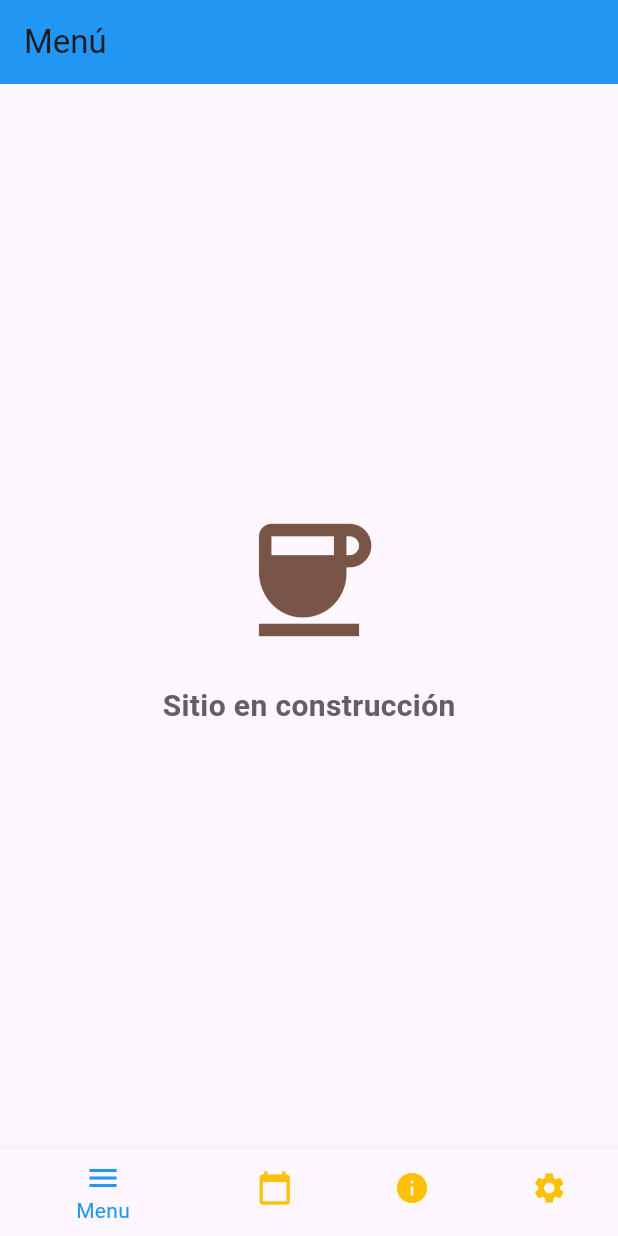
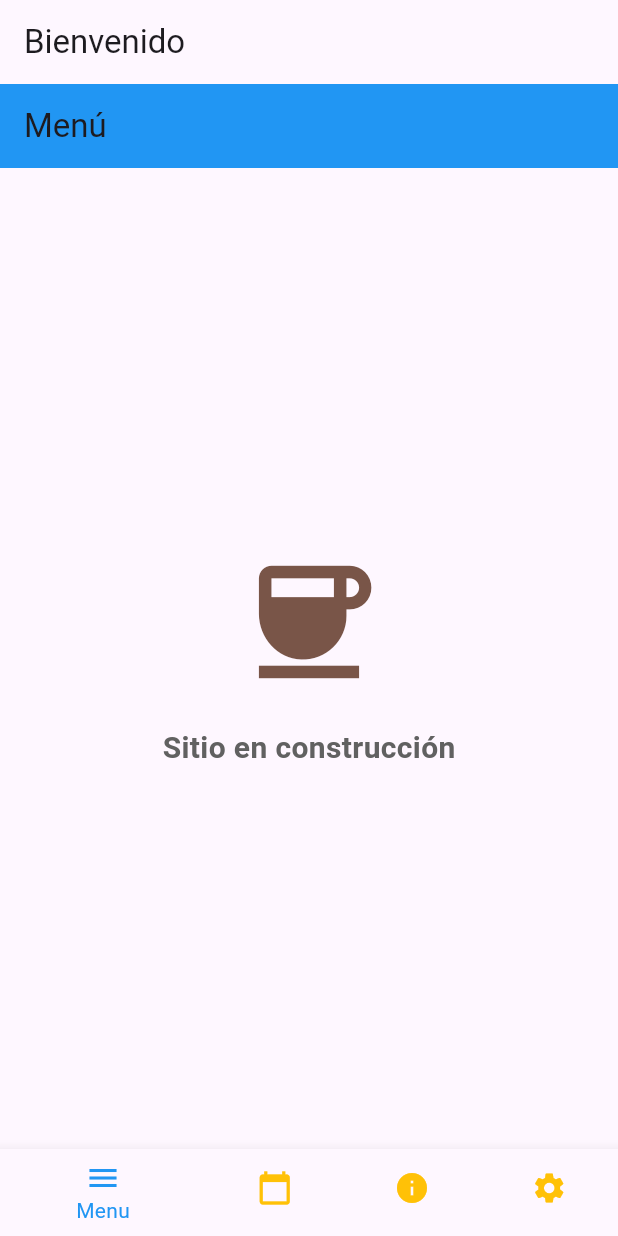
Before and after one commit to FadriqueMolina/cafeteria_app, a Flutter app: the HomeScreen screen opened directly, on a phone screen of 412 x 824 dp. Run offline on Flutter 3.47's test engine with Material 3 defaults, Android fonts, the phone set to English and light mode, and no system bars; our stand-ins replace email_validator, firebase_auth, firebase_core; accounts and stored records are empty.

Commit message:
Try to return username, clear navigation stack after navigating from register screen to homescreen

```diff
--- a/lib/main.dart
+++ b/lib/main.dart
@@ -28,7 +28,7 @@ class MyApp extends StatelessWidget {
       theme: ThemeData(primarySwatch: Colors.blue),
       onGenerateRoute:
           (settings) => switch (settings.name) {
-            "/" => MaterialPageRoute(builder: (_) => LoginScreen()),
+            "/login" => MaterialPageRoute(builder: (_) => LoginScreen()),
             "/register" => MaterialPageRoute(builder: (_) => RegisterScreen()),
             "/home" => MaterialPageRoute(builder: (_) => HomeScreen()),
             _ => MaterialPageRoute(builder: (_) => LoginScreen()),
--- a/lib/providers/auth_provider.dart
+++ b/lib/providers/auth_provider.dart
@@ -5,10 +5,12 @@ class AuthProvider with ChangeNotifier {
   bool _isLoading = false;
   bool _isAuthenticated = false;
   String _errorMessage = "";
+  final User? _user = FirebaseAuth.instance.currentUser;
 
   bool get isLoading => _isLoading;
   bool get isAuthenticated => _isAuthenticated;
   String get errorMessage => _errorMessage;
+  String get userName => _user?.displayName?.toString() ?? "";
 
   AuthProvider() {
     _checkAuthState();
@@ -17,8 +19,8 @@ class AuthProvider with ChangeNotifier {
   Future<void> _checkAuthState() async {
     _isLoading = false;
     notifyListeners();
-    User? user = FirebaseAuth.instance.currentUser;
-    if (user != null) {
+
+    if (_user != null) {
       _isAuthenticated = true;
     } else {
       _isAuthenticated = false;
--- a/lib/screens/home_screen.dart
+++ b/lib/screens/home_screen.dart
@@ -1,8 +1,10 @@
+import 'package:cafeteria_app/providers/auth_provider.dart';
 import 'package:cafeteria_app/screens/information_screen.dart';
 import 'package:cafeteria_app/screens/menu_screen.dart';
 import 'package:cafeteria_app/screens/reservation_screen.dart';
 import 'package:cafeteria_app/screens/settings_screen.dart';
 import 'package:flutter/material.dart';
+import 'package:provider/provider.dart';
 
 class HomeScreen extends StatefulWidget {
   const HomeScreen({super.key});
@@ -30,6 +32,13 @@ class _HomeScreenState extends State<HomeScreen> {
   @override
   Widget build(BuildContext context) {
     return Scaffold(
+      appBar: AppBar(
+        title: Consumer<AuthProvider>(
+          builder:
+              (context, authProvider, child) =>
+                  Text("Bienvenido ${authProvider.userName}"),
+        ),
+      ),
       backgroundColor: Colors.white, // Fondo blanco para combinar con el diseño
       body: _screenOptions[_selectedIndex],
       bottomNavigationBar: BottomNavigationBar(
--- a/lib/screens/register_screen.dart
+++ b/lib/screens/register_screen.dart
@@ -102,9 +102,10 @@ class RegisterScreen extends StatelessWidget {
                                       _emailController.clear();
                                       _passwordController.clear();
                                       _confirmPasswordController.clear();
-                                      Navigator.pushReplacementNamed(
+                                      Navigator.pushNamedAndRemoveUntil(
                                         context,
                                         "/home",
+                                        (route) => false,
                                       );
                                     } else {
                                       showSnackBar(
```
